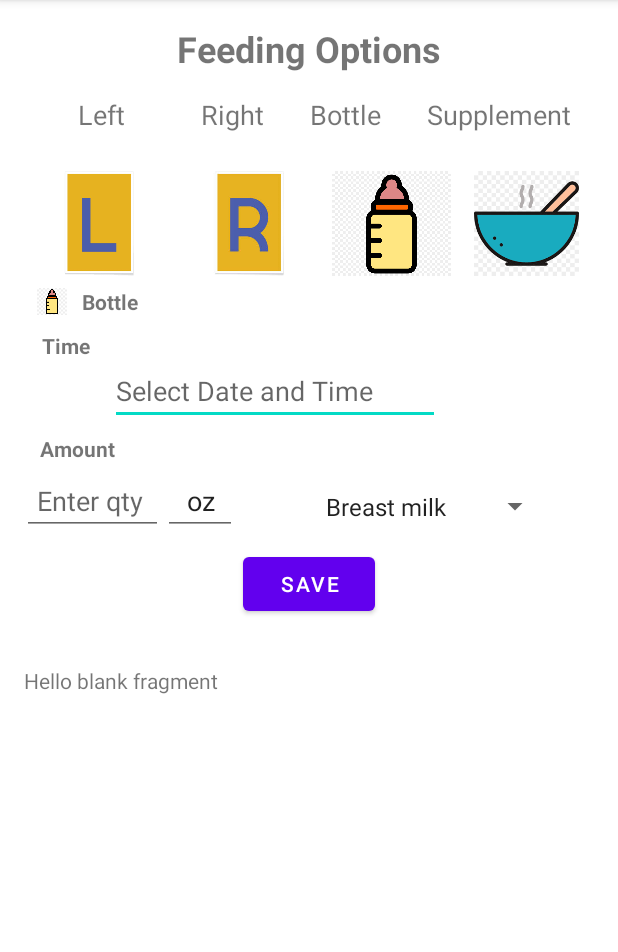
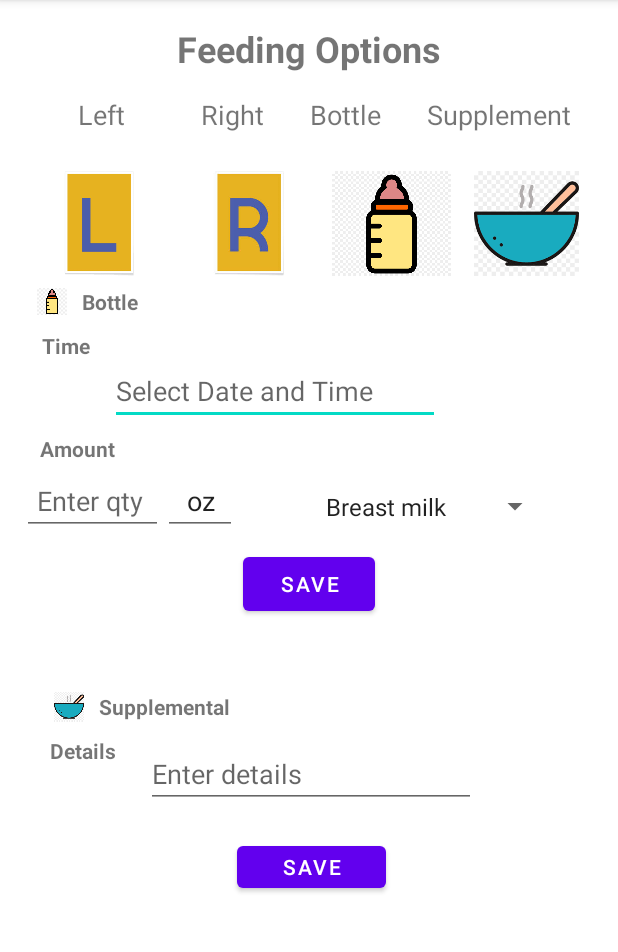
Before and after one commit to GeMath18/Baby_Manager, an Android app: the fragment SupfeedingFragment placed in its activity, on a phone screen of 412 x 824 dp, the part 84-1036 px from its top. Run offline under Robolectric (Android 15) with nearby library versions, the phone set to English and light mode, and no system bars; our stand-ins replace Room's generated code.

Commit message:
added view to enter supplemental info

```diff
--- a/app/src/main/res/layout/fragment_supfeeding.xml
+++ b/app/src/main/res/layout/fragment_supfeeding.xml
@@ -1,14 +1,73 @@
 <?xml version="1.0" encoding="utf-8"?>
 <FrameLayout xmlns:android="http://schemas.android.com/apk/res/android"
+    xmlns:app="http://schemas.android.com/apk/res-auto"
     xmlns:tools="http://schemas.android.com/tools"
-    android:layout_width="match_parent"
-    android:layout_height="match_parent"
-    tools:context=".SupfeedingFragment">
+    android:layout_width="383dp"
+    android:layout_height="260dp"
+    android:paddingHorizontal="10dp"
+    tools:context=".FormulafeedingFragment">
 
-    <!-- TODO: Update blank fragment layout -->
-    <TextView
+    <androidx.constraintlayout.widget.ConstraintLayout
         android:layout_width="match_parent"
         android:layout_height="match_parent"
-        android:text="@string/hello_blank_fragment" />
+        android:paddingVertical="10dp">
+
+        <ImageView
+            android:id="@+id/imageView"
+            android:layout_width="40dp"
+            android:layout_height="34dp"
+            android:contentDescription="@string/supplement_corner_icon_des"
+            android:paddingHorizontal="10dp"
+            android:src="@drawable/meal_bowl"
+            app:layout_constraintStart_toStartOf="parent"
+            app:layout_constraintTop_toTopOf="parent" />
+
+        <TextView
+            android:id="@+id/supple_label"
+            android:layout_width="wrap_content"
+            android:layout_height="wrap_content"
+            android:text="@string/supplemental_text"
+            android:textStyle="bold"
+            app:layout_constraintBottom_toBottomOf="@+id/imageView"
+            app:layout_constraintStart_toEndOf="@+id/imageView"
+            app:layout_constraintTop_toTopOf="parent" />
+
+        <TextView
+            android:id="@+id/details_label"
+            android:layout_width="59dp"
+            android:layout_height="25dp"
+            android:gravity="center"
+            android:text="@string/details_text"
+            android:textStyle="bold"
+            app:layout_constraintStart_toStartOf="parent"
+            app:layout_constraintTop_toBottomOf="@+id/imageView" />
+
+
+        <EditText
+            android:id="@+id/editText"
+            android:layout_width="220dp"
+            android:layout_height="40dp"
+            android:hint="@string/enter_details_text"
+            android:inputType="text"
+            app:layout_constraintBottom_toTopOf="@+id/save_l_button"
+            app:layout_constraintEnd_toEndOf="parent"
+            app:layout_constraintHorizontal_bias="0.496"
+            app:layout_constraintStart_toStartOf="@+id/imageView"
+            app:layout_constraintTop_toTopOf="parent"
+            app:layout_constraintVertical_bias="0.702" />
+
+        <Button
+            android:id="@+id/save_l_button"
+            android:layout_width="99dp"
+            android:layout_height="40dp"
+            android:layout_marginBottom="96dp"
+            android:text="@string/save_left_text"
+            app:layout_constraintBottom_toBottomOf="parent"
+            app:layout_constraintEnd_toEndOf="parent"
+            app:layout_constraintStart_toStartOf="parent" />
+
+
+    </androidx.constraintlayout.widget.ConstraintLayout>
+
 
 </FrameLayout>
--- a/app/src/main/res/values/strings.xml
+++ b/app/src/main/res/values/strings.xml
@@ -79,6 +79,10 @@
     <string name="save_left_text">Save</string>
     <string name="righ_side_text">Righ side</string>
     <string name="right_side_text">Right side</string>
+    <string name="details_text">Details</string>
+    <string name="supplement_corner_icon_des">Supplement corner icon</string>
+    <string name="supplemental_text">Supplemental</string>
+    <string name="enter_details_text">Enter details</string>
 
 
 </resources>
```
